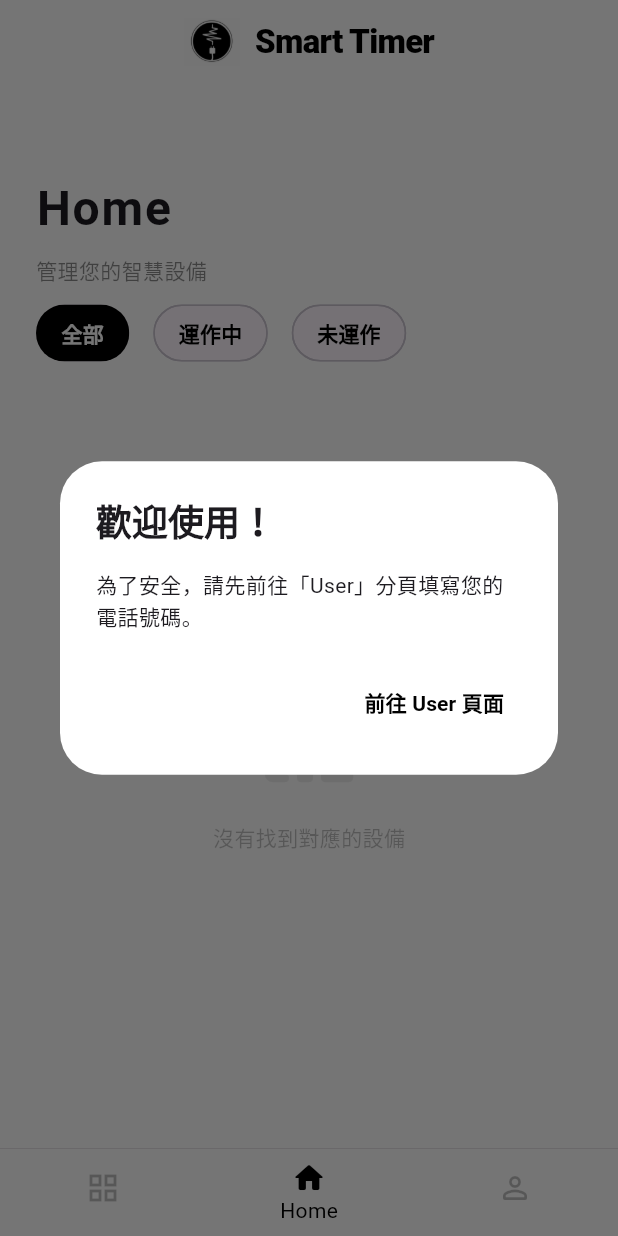
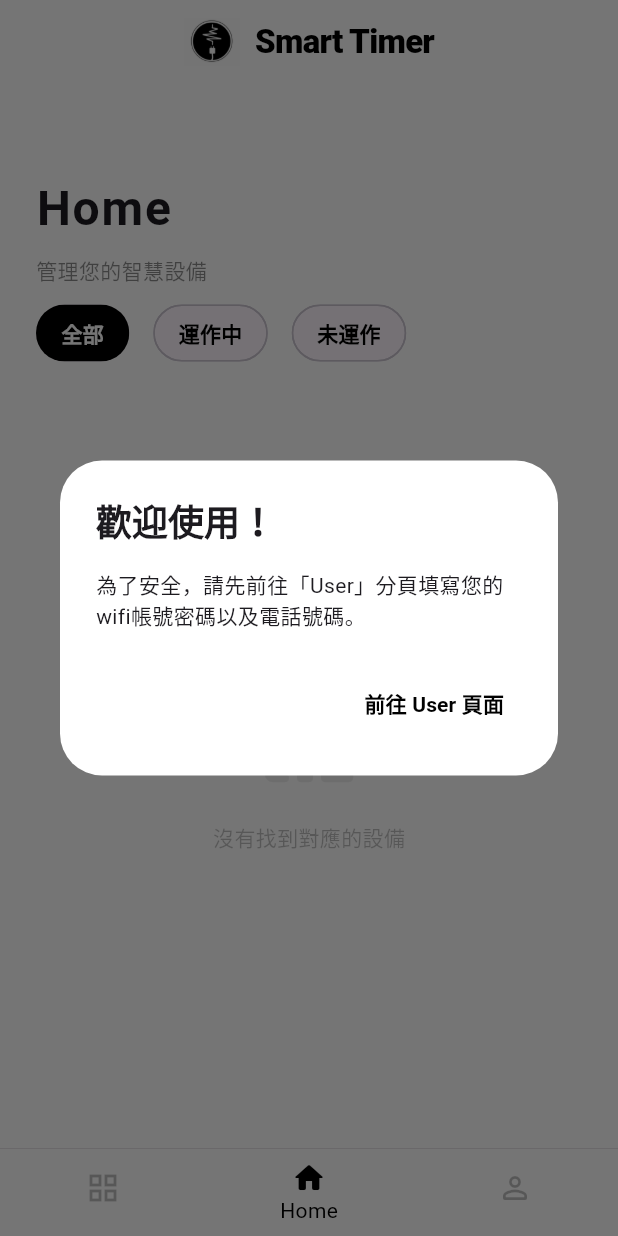
Before and after one commit to yinhsuan0218-cmyk/smart_timer_app, a Flutter app: the NavPage screen opened directly, on a phone screen of 412 x 824 dp. Run offline on Flutter 3.47's test engine with Material 3 defaults, Android fonts, the phone set to English and light mode, and no system bars; our stand-ins replace firebase_auth, firebase_core, firebase_database, google_sign_in, shared_preferences; missing offline and left inert: mqtt_client; accounts and stored records are empty; statements that could not run were skipped.

Commit message:
Update tutorial dialog content in nav_page.dart

```diff
--- a/lib/pages/nav_page.dart
+++ b/lib/pages/nav_page.dart
@@ -42,7 +42,7 @@ class _NavPageState extends State<NavPage> {
   void _showStep1() {
     _showTutorialDialog(
       title: "歡迎使用！",
-      content: "為了安全，請先前往「User」分頁填寫您的電話號碼。",
+      content: "為了安全，請先前往「User」分頁填寫您的wifi帳號密碼以及電話號碼。",
       buttonText: "前往 User 頁面",
       onConfirm: () {
         setState(() => _selectedIndex = 2);
```
